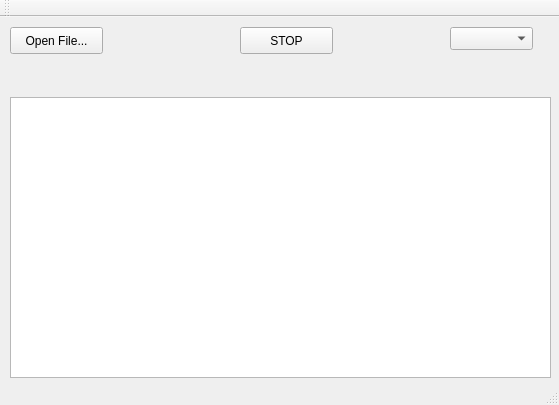
Qt form mainwindow.ui (v1k1nghawk/karbedo) before a commit.
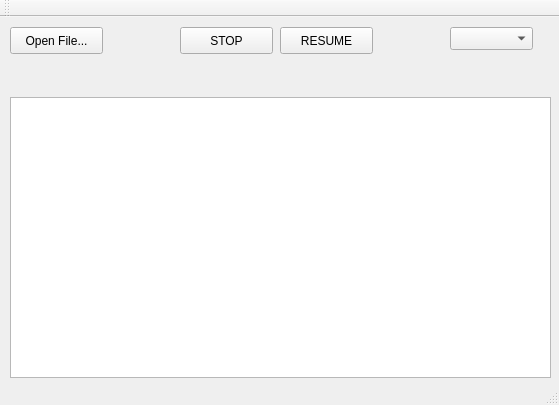
The same form after that commit.

Diff of the .ui file:
```diff
--- a/mainwindow.ui
+++ b/mainwindow.ui
@@ -72,7 +72,7 @@
    <widget class="QPushButton" name="stopButton">
     <property name="geometry">
      <rect>
-      <x>240</x>
+      <x>180</x>
       <y>10</y>
       <width>93</width>
       <height>27</height>
@@ -82,6 +82,19 @@
      <string>STOP</string>
     </property>
    </widget>
+   <widget class="QPushButton" name="resumeButton">
+    <property name="geometry">
+     <rect>
+      <x>280</x>
+      <y>10</y>
+      <width>93</width>
+      <height>27</height>
+     </rect>
+    </property>
+    <property name="text">
+     <string>RESUME</string>
+    </property>
+   </widget>
   </widget>
   <widget class="QMenuBar" name="menuBar">
    <property name="geometry">
```
